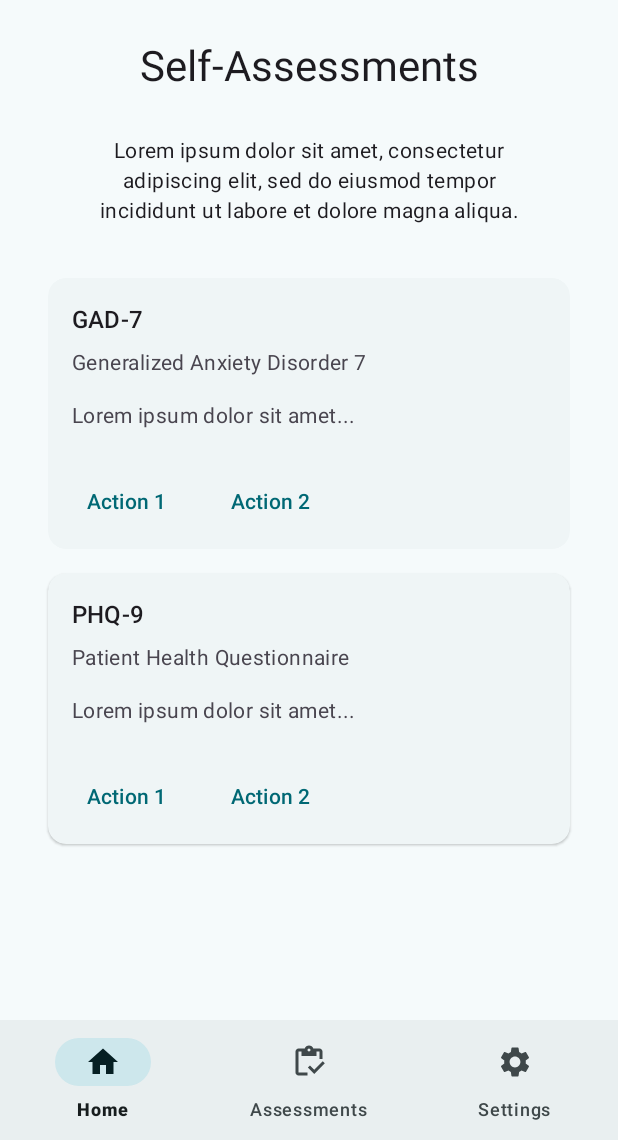
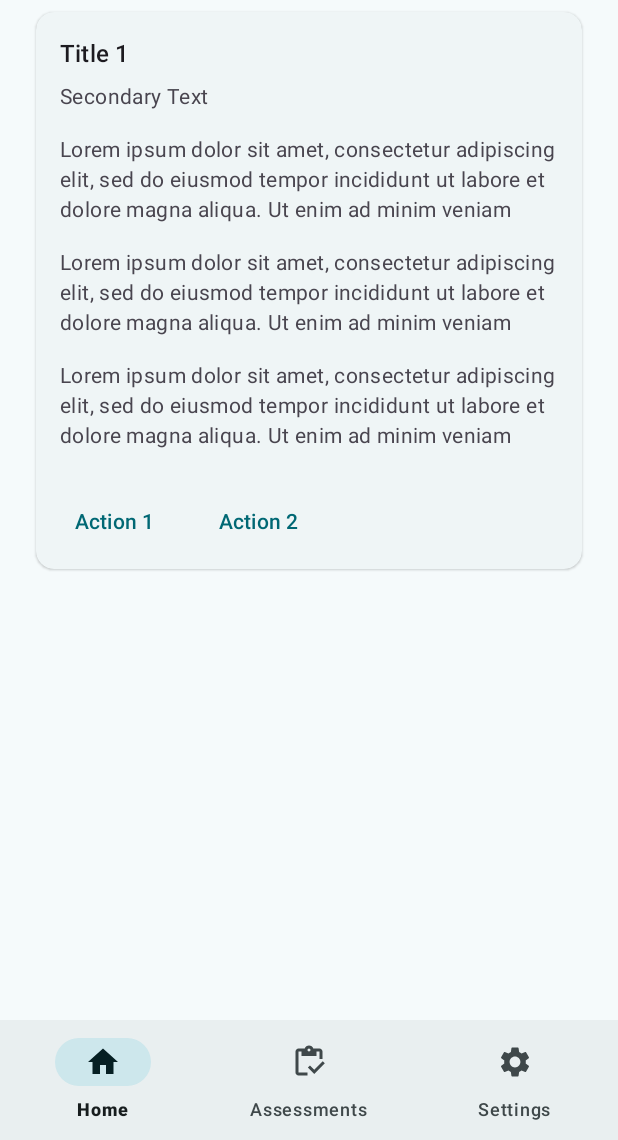
Before and after one commit to mminderbinder/m_tracker_app, an Android app: the screen it shows after launch (MainActivity), after a tap on "GAD-7", on a phone screen of 412 x 824 dp, the part 96-1236 px from its top. Run offline under Robolectric (Android 15) with nearby library versions, the phone set to English and light mode, and no system bars; our stand-ins replace Dagger/Hilt's generated code.

Commit message:
Capitulated and switched to K&R from Allman Style

```diff
--- a/app/src/main/java/com/example/mtrackerapp/data/AppDatabase.kt
+++ /dev/null
@@ -1,5 +0,0 @@
-package com.example.mtrackerapp.data
-
-class AppDatabase
-{
-}
--- a/app/src/main/java/com/example/mtrackerapp/data/Assessment.kt
+++ b/app/src/main/java/com/example/mtrackerapp/data/models/Assessment.kt
@@ -1,4 +1,4 @@
-package com.example.mtrackerapp.data
+package com.example.mtrackerapp.data.models
 
 data class Assessment(
     val assessmentId: Long,
--- /dev/null
+++ b/app/src/main/java/com/example/mtrackerapp/data/room/AppDatabase.kt
@@ -0,0 +1,4 @@
+package com.example.mtrackerapp.data.room
+
+class AppDatabase {
+}
--- a/app/src/main/java/com/example/mtrackerapp/di/HiltModule.kt
+++ b/app/src/main/java/com/example/mtrackerapp/di/HiltModule.kt
@@ -1,5 +1,4 @@
 package com.example.mtrackerapp.di
 
-object HiltModule
-{
+object HiltModule {
 }
--- a/app/src/main/java/com/example/mtrackerapp/ui/AnxietyAssessmentViewModel.kt
+++ b/app/src/main/java/com/example/mtrackerapp/ui/AnxietyAssessmentViewModel.kt
@@ -2,7 +2,6 @@ package com.example.mtrackerapp.ui
 
 import androidx.lifecycle.ViewModel
 
-class AnxietyAssessmentViewModel : ViewModel()
-{
+class AnxietyAssessmentViewModel : ViewModel() {
     // TODO: Implement the ViewModel
 }
--- a/app/src/main/java/com/example/mtrackerapp/ui/AssessmentAdapter.kt
+++ b/app/src/main/java/com/example/mtrackerapp/ui/AssessmentAdapter.kt
@@ -1,46 +1,48 @@
 package com.example.mtrackerapp.ui
 
 import android.view.LayoutInflater
+import android.view.View
 import android.view.ViewGroup
 import androidx.recyclerview.widget.RecyclerView
-import com.example.mtrackerapp.data.Assessment
+import com.example.mtrackerapp.data.models.Assessment
 import com.example.mtrackerapp.databinding.ItemAssessmentBinding
 
-class AssessmentAdapter(private val onItemClick: (Int) -> Unit) :
-    RecyclerView.Adapter<AssessmentAdapter.ViewHolder>()
-{
+class AssessmentAdapter(private val onItemClick: (View, Assessment) -> Unit) :
+    RecyclerView.Adapter<AssessmentAdapter.ViewHolder>() {
     private val assessments = mutableListOf<Assessment>()
 
-    override fun onCreateViewHolder(parent: ViewGroup, viewType: Int): ViewHolder
-    {
+    override fun onCreateViewHolder(parent: ViewGroup, viewType: Int): ViewHolder {
         val binding =
             ItemAssessmentBinding.inflate(LayoutInflater.from(parent.context), parent, false)
-        return ViewHolder(binding)
+        return ViewHolder(binding, onItemClick)
     }
 
-    override fun onBindViewHolder(holder: ViewHolder, position: Int)
-    {
+    override fun onBindViewHolder(holder: ViewHolder, position: Int) {
         holder.bind(assessments[position])
-        holder.itemView.setOnClickListener { onItemClick(position) }
     }
 
-    fun addAssessment(assessment: Assessment)
-    {
+    fun addAssessment(assessment: Assessment) {
         assessments.add(assessment)
         notifyItemInserted(assessments.size - 1)
     }
 
     override fun getItemCount(): Int = assessments.size
 
-    class ViewHolder(private val binding: ItemAssessmentBinding) :
-        RecyclerView.ViewHolder(binding.root)
-    {
-        fun bind(assessment: Assessment)
-        {
+    class ViewHolder(
+        private val binding: ItemAssessmentBinding,
+        private val onItemClick: (View, Assessment) -> Unit
+    ) : RecyclerView.ViewHolder(binding.root) {
+        fun bind(assessment: Assessment) {
             binding.apply {
+                assessmentCard.transitionName = "assessment_card_${assessment.assessmentId}"
+
                 tvAssessmentTitle.text = assessment.assessmentTitle
                 tvAssessmentName.text = assessment.assessmentName
                 tvAssessmentDescription.text = assessment.description
+
+                assessmentCard.setOnClickListener { view ->
+                    onItemClick(view, assessment)
+                }
             }
         }
     }
--- /dev/null
+++ b/app/src/main/java/com/example/mtrackerapp/ui/AssessmentDetailsFragment.kt
@@ -0,0 +1,48 @@
+package com.example.mtrackerapp.ui
+
+import android.graphics.Color
+import android.os.Bundle
+import android.view.LayoutInflater
+import android.view.View
+import android.view.ViewGroup
+import androidx.fragment.app.Fragment
+import androidx.fragment.app.viewModels
+import androidx.navigation.fragment.navArgs
+import com.example.mtrackerapp.R
+import com.example.mtrackerapp.databinding.FragmentAssessmentDetailsBinding
+import com.google.android.material.transition.MaterialContainerTransform
+
+class AssessmentDetailsFragment : Fragment() {
+    private var _binding: FragmentAssessmentDetailsBinding? = null
+    private val binding get() = _binding!!
+
+    private val viewModel: AssessmentDetailsViewModel by viewModels()
+
+    private val args by navArgs<AssessmentDetailsFragmentArgs>()
+
+    override fun onCreate(savedInstanceState: Bundle?) {
+        super.onCreate(savedInstanceState)
+
+        sharedElementEnterTransition = MaterialContainerTransform().apply {
+            drawingViewId = R.id.nav_host_fragment
+            duration =
+                resources.getInteger(com.google.android.material.R.integer.material_motion_duration_long_1)
+                    .toLong()
+            scrimColor = Color.TRANSPARENT
+            setAllContainerColors(requireContext().getColor(R.color.md_theme_surface))
+        }
+    }
+
+    override fun onCreateView(
+        inflater: LayoutInflater, container: ViewGroup?,
+        savedInstanceState: Bundle?
+    ): View {
+        _binding = FragmentAssessmentDetailsBinding.inflate(inflater, container, false)
+        return binding.root
+    }
+
+    override fun onViewCreated(view: View, savedInstanceState: Bundle?) {
+        super.onViewCreated(view, savedInstanceState)
+
+    }
+}
--- a/app/src/main/java/com/example/mtrackerapp/ui/HomeViewModel.kt
+++ b/app/src/main/java/com/example/mtrackerapp/ui/AssessmentDetailsViewModel.kt
@@ -2,7 +2,8 @@ package com.example.mtrackerapp.ui
 
 import androidx.lifecycle.ViewModel
 
-class HomeViewModel : ViewModel()
+
+class AssessmentDetailsViewModel : ViewModel()
 {
     // TODO: Implement the ViewModel
 }
--- a/app/src/main/java/com/example/mtrackerapp/ui/HomeFragment.kt
+++ b/app/src/main/java/com/example/mtrackerapp/ui/HomeFragment.kt
@@ -6,12 +6,15 @@ import android.view.View
 import android.view.ViewGroup
 import androidx.fragment.app.Fragment
 import androidx.fragment.app.viewModels
+import androidx.navigation.fragment.FragmentNavigatorExtras
+import androidx.navigation.fragment.findNavController
 import androidx.recyclerview.widget.LinearLayoutManager
-import com.example.mtrackerapp.data.Assessment
+import com.example.mtrackerapp.R
+import com.example.mtrackerapp.data.models.Assessment
 import com.example.mtrackerapp.databinding.FragmentHomeBinding
+import com.google.android.material.transition.MaterialElevationScale
 
-class HomeFragment : Fragment()
-{
+class HomeFragment : Fragment() {
     private var _binding: FragmentHomeBinding? = null
     private val binding get() = _binding!!
     private lateinit var adapter: AssessmentAdapter
@@ -21,35 +24,46 @@ class HomeFragment : Fragment()
     override fun onCreateView(
         inflater: LayoutInflater, container: ViewGroup?,
         savedInstanceState: Bundle?
-    ): View
-    {
+    ): View {
         _binding = FragmentHomeBinding.inflate(inflater, container, false)
         return binding.root
     }
 
-    override fun onViewCreated(view: View, savedInstanceState: Bundle?)
-    {
+    override fun onViewCreated(view: View, savedInstanceState: Bundle?) {
         super.onViewCreated(view, savedInstanceState)
         setUpRecyclerView()
         addAssessments()
     }
 
-    private fun setUpRecyclerView()
-    {
-        adapter = AssessmentAdapter { position ->
-            when (position)
-            {
-                // TODO: Add assessment navigation
+    private fun setUpRecyclerView() {
+        adapter = AssessmentAdapter { view, assessment ->
+
+            exitTransition = MaterialElevationScale(false).apply {
+                duration =
+                    resources.getInteger(com.google.android.material.R.integer.material_motion_duration_long_1)
+                        .toLong()
             }
+            reenterTransition = MaterialElevationScale(true).apply {
+                duration =
+                    resources.getInteger(com.google.android.material.R.integer.material_motion_duration_long_1)
+                        .toLong()
+            }
+            val assessmentCardDetailsTransitionName =
+                getString(R.string.assessment_card_detail_transition_name)
+            val extras = FragmentNavigatorExtras(view to assessmentCardDetailsTransitionName)
+
+            val directions = HomeFragmentDirections
+                .actionHomeToAssessmentDetail(assessment.assessmentId)
+            findNavController().navigate(directions, extras)
         }
         binding.rvAssessmentList.apply {
             this.adapter = this@HomeFragment.adapter
             layoutManager = LinearLayoutManager(context)
+            isTransitionGroup = true
         }
     }
 
-    private fun addAssessments()
-    {
+    private fun addAssessments() {
         adapter.addAssessment(
             Assessment(
                 assessmentId = 12500,
@@ -68,8 +82,7 @@ class HomeFragment : Fragment()
         )
     }
 
-    override fun onDestroyView()
-    {
+    override fun onDestroyView() {
         super.onDestroyView()
         _binding = null
     }
--- /dev/null
+++ b/app/src/main/res/layout/fragment_assessment_details.xml
@@ -0,0 +1,100 @@
+<?xml version="1.0" encoding="utf-8"?>
+<androidx.constraintlayout.widget.ConstraintLayout xmlns:android="http://schemas.android.com/apk/res/android"
+    xmlns:tools="http://schemas.android.com/tools"
+    android:layout_width="match_parent"
+    android:layout_height="match_parent"
+    xmlns:app="http://schemas.android.com/apk/res-auto"
+    android:paddingHorizontal="16dp"
+    tools:context=".ui.AssessmentDetailsFragment">
+
+    <com.google.android.material.card.MaterialCardView
+        android:id="@+id/assessment_details_card"
+        android:transitionName="@string/assessment_card_detail_transition_name"
+        style="@style/Widget.Material3.CardView.Elevated"
+        android:layout_width="match_parent"
+        android:layout_height="wrap_content"
+        android:layout_margin="8dp"
+        app:layout_constraintTop_toTopOf="parent"
+        app:layout_constraintStart_toStartOf="parent"
+        app:layout_constraintEnd_toStartOf="parent">
+
+        <LinearLayout
+            android:layout_width="match_parent"
+            android:layout_height="wrap_content"
+            android:orientation="vertical">
+
+            <LinearLayout
+                android:layout_width="match_parent"
+                android:layout_height="wrap_content"
+                android:orientation="vertical"
+                android:padding="16dp">
+
+                <TextView
+                    android:id="@+id/tv_assessment_title"
+                    android:layout_width="wrap_content"
+                    android:layout_height="wrap_content"
+                    android:text="Title 1"
+                    android:textAppearance="?attr/textAppearanceTitleMedium" />
+
+                <TextView
+                    android:id="@+id/tv_assessment_name"
+                    android:layout_width="wrap_content"
+                    android:layout_height="wrap_content"
+                    android:layout_marginTop="8dp"
+                    android:text="Secondary Text"
+                    android:textAppearance="?attr/textAppearanceBodyMedium"
+                    android:textColor="?android:attr/textColorSecondary" />
+
+                <TextView
+                    android:id="@+id/tv_assessment_description"
+                    android:layout_width="wrap_content"
+                    android:layout_height="wrap_content"
+                    android:layout_marginTop="16dp"
+                    android:text="Lorem ipsum dolor sit amet, consectetur adipiscing elit, sed do eiusmod tempor incididunt ut labore et dolore magna aliqua. Ut enim ad minim veniam"
+                    android:textAppearance="?attr/textAppearanceBodyMedium"
+                    android:textColor="?android:attr/textColorSecondary" />
+
+                <TextView
+                    android:id="@+id/tv_assessment_description2"
+                    android:layout_width="wrap_content"
+                    android:layout_height="wrap_content"
+                    android:layout_marginTop="16dp"
+                    android:text="Lorem ipsum dolor sit amet, consectetur adipiscing elit, sed do eiusmod tempor incididunt ut labore et dolore magna aliqua. Ut enim ad minim veniam"
+                    android:textAppearance="?attr/textAppearanceBodyMedium"
+                    android:textColor="?android:attr/textColorSecondary" />
+
+                <TextView
+                    android:id="@+id/tv_assessment_description3"
+                    android:layout_width="wrap_content"
+                    android:layout_height="wrap_content"
+                    android:layout_marginTop="16dp"
+                    android:text="Lorem ipsum dolor sit amet, consectetur adipiscing elit, sed do eiusmod tempor incididunt ut labore et dolore magna aliqua. Ut enim ad minim veniam"
+                    android:textAppearance="?attr/textAppearanceBodyMedium"
+                    android:textColor="?android:attr/textColorSecondary" />
+            </LinearLayout>
+
+            <LinearLayout
+                android:layout_width="wrap_content"
+                android:layout_height="wrap_content"
+                android:layout_margin="8dp"
+                android:orientation="horizontal">
+
+                <com.google.android.material.button.MaterialButton
+                    android:id="@+id/btn_select"
+                    android:layout_width="wrap_content"
+                    android:layout_height="wrap_content"
+                    android:layout_marginEnd="8dp"
+                    android:text="Action 1"
+                    style="?attr/borderlessButtonStyle" />
+
+                <com.google.android.material.button.MaterialButton
+                    android:id="@+id/btn_second"
+                    android:layout_width="wrap_content"
+                    android:layout_height="wrap_content"
+                    android:text="Action 2"
+                    style="?attr/borderlessButtonStyle" />
+            </LinearLayout>
+        </LinearLayout>
+    </com.google.android.material.card.MaterialCardView>
+
+</androidx.constraintlayout.widget.ConstraintLayout>
--- a/app/src/main/res/layout/fragment_home.xml
+++ b/app/src/main/res/layout/fragment_home.xml
@@ -4,7 +4,7 @@
     android:layout_width="match_parent"
     android:layout_height="match_parent"
     xmlns:app="http://schemas.android.com/apk/res-auto"
-    android:paddingHorizontal="24dp"
+    android:paddingHorizontal="16dp"
     tools:context=".ui.HomeFragment">
 
     <TextView
--- a/app/src/main/res/layout/item_assessment.xml
+++ b/app/src/main/res/layout/item_assessment.xml
@@ -1,6 +1,8 @@
 <?xml version="1.0" encoding="utf-8"?>
 <com.google.android.material.card.MaterialCardView xmlns:android="http://schemas.android.com/apk/res/android"
     style="@style/Widget.Material3.CardView.Elevated"
+    android:id="@+id/assessment_card"
+    android:transitionName="@string/assessment_card_detail_transition_name"
     android:layout_width="match_parent"
     android:layout_height="wrap_content"
     android:layout_margin="8dp">
--- a/app/src/main/res/navigation/nav_graph.xml
+++ b/app/src/main/res/navigation/nav_graph.xml
@@ -1,14 +1,32 @@
 <?xml version="1.0" encoding="utf-8"?>
 <navigation xmlns:android="http://schemas.android.com/apk/res/android"
     xmlns:app="http://schemas.android.com/apk/res-auto"
-    app:startDestination="@id/fragmentHome"
+    app:startDestination="@id/homeFragment"
     android:id="@+id/nav_graph">
 
     <fragment
-        android:id="@+id/fragmentHome"
+        android:id="@+id/homeFragment"
         android:name="com.example.mtrackerapp.ui.HomeFragment"
         android:label="fragment_home">
 
+        <action
+            android:id="@+id/action_home_to_assessment_detail"
+            app:destination="@id/assessmentDetailsFragment">
+
+            <argument
+                android:name="assessmentId"
+                app:argType="long" />
+        </action>
+
     </fragment>
 
+    <fragment
+        android:id="@+id/assessmentDetailsFragment"
+        android:name="com.example.mtrackerapp.ui.AssessmentDetailsFragment"
+        android:label="assessmentDetailsFragment">
+
+        <argument
+            android:name="assessmentId"
+            app:argType="long" />
+    </fragment>
 </navigation>
--- a/app/src/main/res/values/strings.xml
+++ b/app/src/main/res/values/strings.xml
@@ -1,4 +1,5 @@
 <?xml version="1.0" encoding="utf-8"?>
 <resources>
-    <string name="assessment_card_transition_name">assessment_card_%1$s</string>
+    <string name="assessment_card_transition_name">assessment_card_%d</string>
+    <string name="assessment_card_detail_transition_name">assessment_card_detail</string>
 </resources>
--- a/gradle/libs.versions.toml
+++ b/gradle/libs.versions.toml
@@ -4,7 +4,7 @@ safeArgs = "2.8.5"
 room = "2.6.1"
 daggerHilt = "2.51.1"
 vico = "2.0.0-beta.7"
-agp = "8.7.3"
+agp = "8.8.0"
 kotlin = "2.0.21"
 coreKtx = "1.15.0"
 junit = "4.13.2"
```
Also changed, not shown: app/src/main/java/com/example/mtrackerapp/MTrackerApp.kt (+2 -5 lines), app/src/main/java/com/example/mtrackerapp/MainActivity.kt (+4 -5 lines), app/src/main/java/com/example/mtrackerapp/ui/AnxietyAssessmentFragment.kt (+6 -11 lines), gradle/wrapper/gradle-wrapper.properties, 1 other file.
